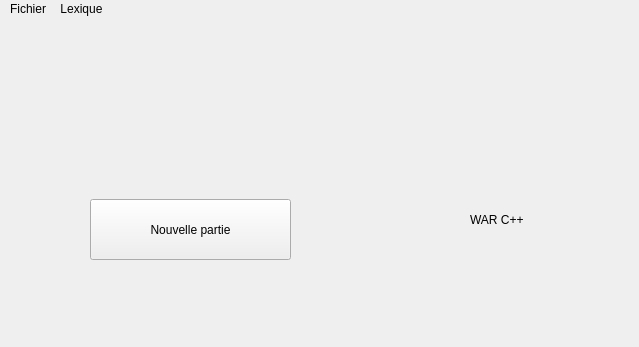
Above: warCPP/mainwindow.ui from jcambray/ProjetWarCPP before the change. Below: the same form after it.
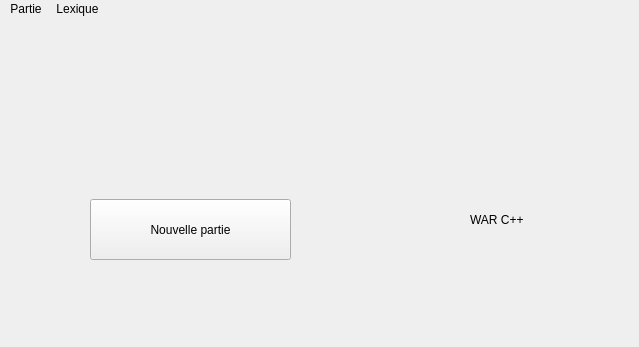
That is the form after the change. Icons and pictures are not drawn.

Commit message: Add Connect Menu : Quitter Partie

```diff
--- a/warCPP/mainwindow.ui
+++ b/warCPP/mainwindow.ui
@@ -112,7 +112,7 @@
    </property>
    <widget class="QMenu" name="menuFichier">
     <property name="title">
-     <string>Fichier</string>
+     <string>Partie</string>
     </property>
     <addaction name="actionNouvelle_Partie"/>
     <addaction name="actionQuitter"/>
```
The commit also changes 2 other files.
